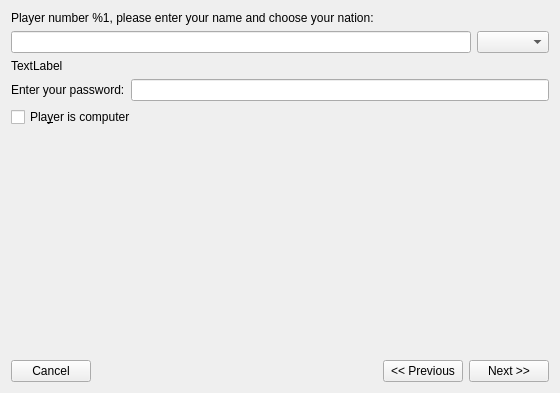
Before: the Qt Designer form ksirk/Dialogs/qplayersetupdialog.ui in KDE/ksirk, drawn with Qt 5.
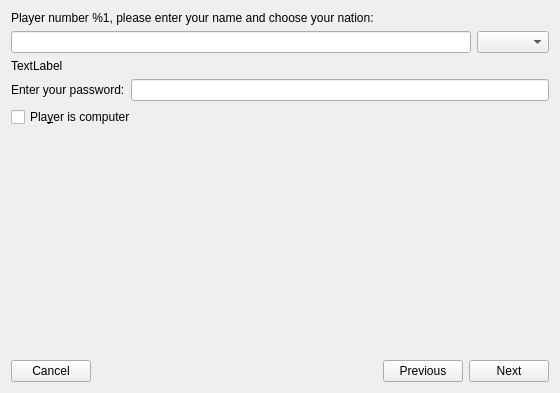
After: the same form once the commit is applied. Icons and pictures are not drawn.

```diff
--- a/ksirk/Dialogs/qplayersetupdialog.ui
+++ b/ksirk/Dialogs/qplayersetupdialog.ui
@@ -140,14 +140,14 @@
      <item>
       <widget class="QPushButton" name="previousButton">
        <property name="text">
-        <string>&lt;&lt; Previous</string>
+        <string>Previous</string>
        </property>
       </widget>
      </item>
      <item>
       <widget class="QPushButton" name="nextButton">
        <property name="text">
-        <string>Next &gt;&gt;</string>
+        <string>Next</string>
        </property>
       </widget>
      </item>
```
Left out of the diff: 3 changed lines with no effect on the pictures.
